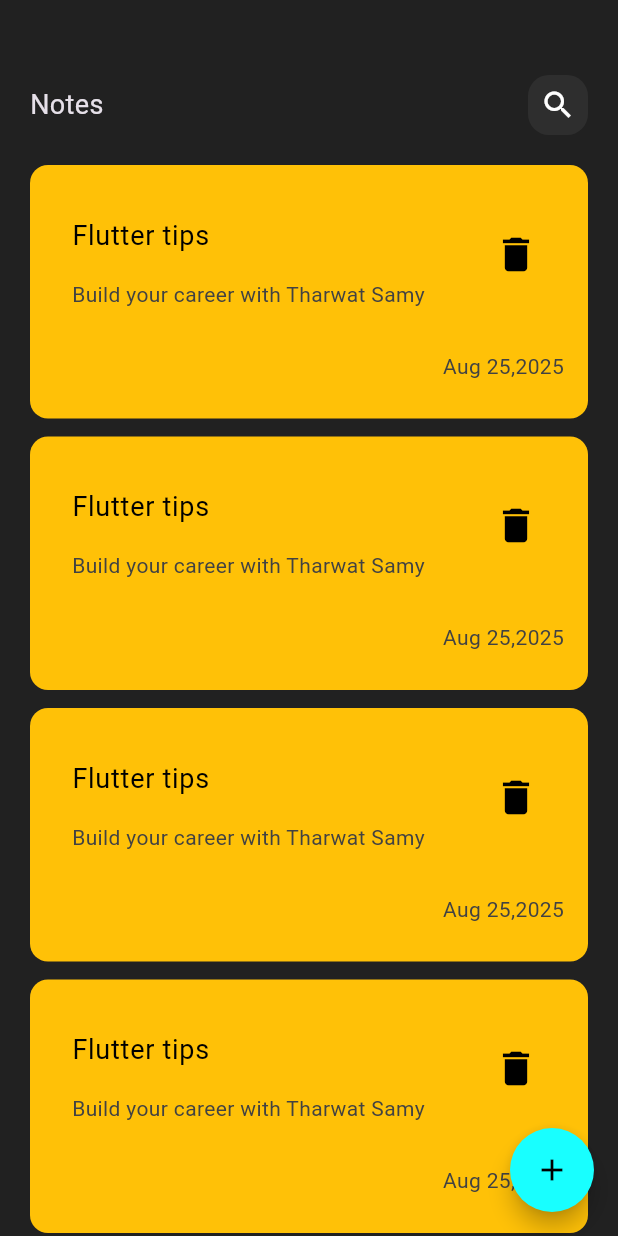
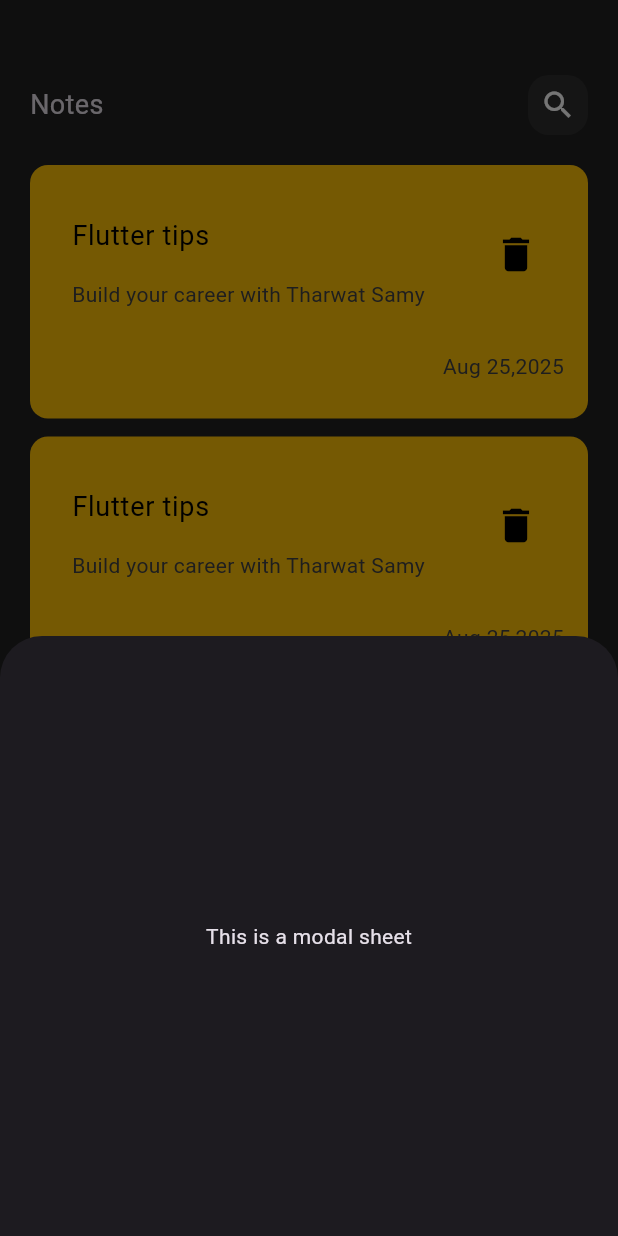
Before and after one commit to Tamerrmansourr/NotesApp, a Flutter app: the screen it shows after launch, after a tap on the "add" icon, on a phone screen of 412 x 824 dp. Run offline on Flutter 3.47's test engine with Material 3 defaults, Android fonts, the phone set to English and light mode, and no system bars.

Commit message:
create show modal bottom sheet method

```diff
--- a/lib/views/notes_view.dart
+++ b/lib/views/notes_view.dart
@@ -1,5 +1,6 @@
 import 'package:flutter/material.dart';
 import 'package:notes_app/widgets/notes_view_body.dart';
+import 'package:notes_app/widgets/custom_show_moadl_sheet.dart';
 
 class NotesView extends StatelessWidget {
   const NotesView({super.key});
@@ -11,7 +12,9 @@ class NotesView extends StatelessWidget {
         backgroundColor: Colors.cyanAccent,
         foregroundColor: Colors.black,
         shape: CircleBorder(),
-        onPressed: () {},
+        onPressed: () {
+          showModalSheet(context);
+        },
         child: Icon(Icons.add),
       ),
       backgroundColor: Colors.grey.shade900,
--- /dev/null
+++ b/lib/widgets/custom_show_moadl_sheet.dart
@@ -0,0 +1,24 @@
+import 'package:flutter/material.dart';
+
+void showModalSheet(BuildContext context) {
+  showModalBottomSheet(
+    context: context,
+    builder: (builder) {
+      return Container(
+        height: 400,
+        color: Colors.transparent, //could change this to Color(0xFF737373),
+        //so you don't have to change MaterialApp canvasColor
+        child: Container(
+          decoration: BoxDecoration(
+            // color: Colors.white,
+            borderRadius: BorderRadius.only(
+              topLeft: const Radius.circular(20),
+              topRight: const Radius.circular(20),
+            ),
+          ),
+          child: Center(child: Text("This is a modal sheet")),
+        ),
+      );
+    },
+  );
+}
```
